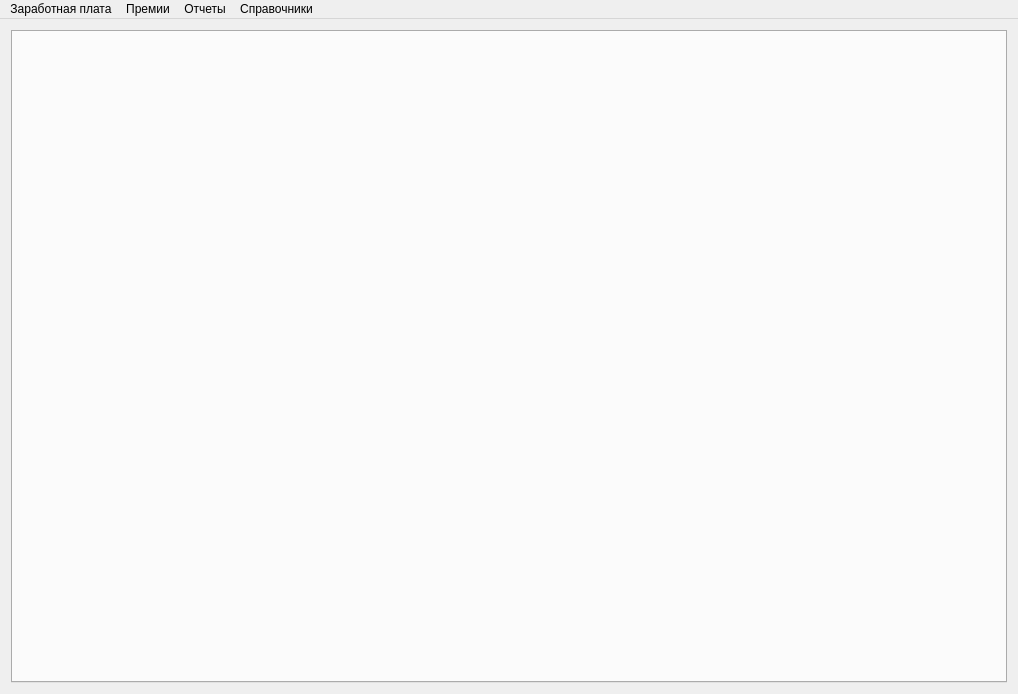
Above: mainwindow.ui from Sergeyego/el_zp before the change. Below: the same form after it.
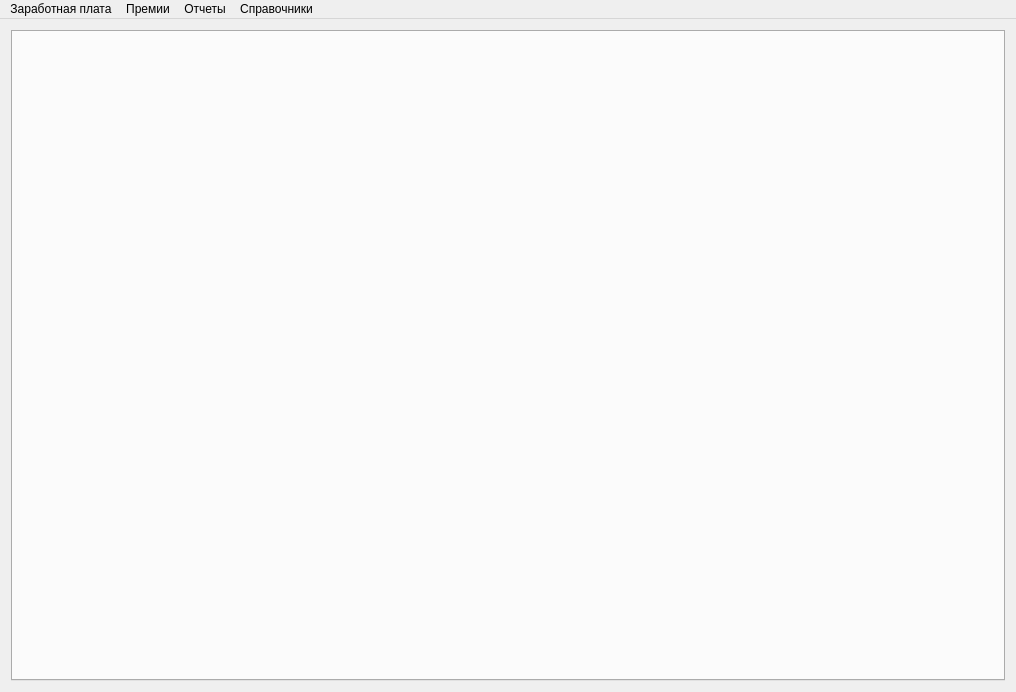
That is the form after the change.

What changed in the file:
```diff
--- a/mainwindow.ui
+++ b/mainwindow.ui
@@ -6,8 +6,8 @@
    <rect>
     <x>0</x>
     <y>0</y>
-    <width>1018</width>
-    <height>694</height>
+    <width>1016</width>
+    <height>692</height>
    </rect>
   </property>
   <property name="windowTitle">
@@ -32,7 +32,7 @@
     <rect>
      <x>0</x>
      <y>0</y>
-     <width>1018</width>
+     <width>1016</width>
      <height>25</height>
     </rect>
    </property>
```
Left out of the diff: 6 changed lines with no effect on the pictures.
